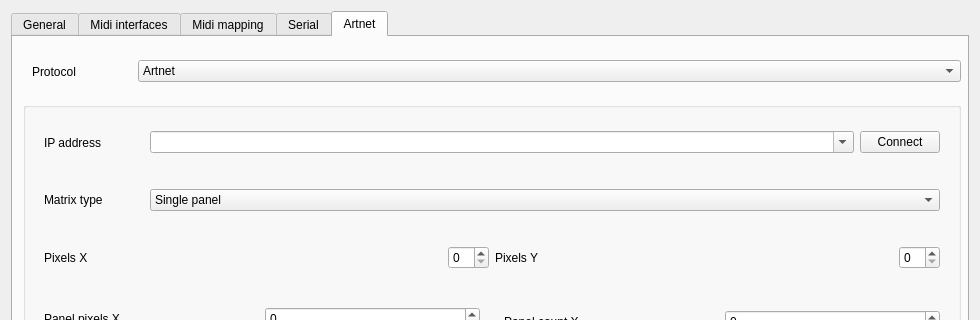
Qt form Ui/configdialog.ui (da1l6/minotor) before a commit; both pictures show x 0 to 980 and y 0 to 320 of the 980 by 680 pixel window.
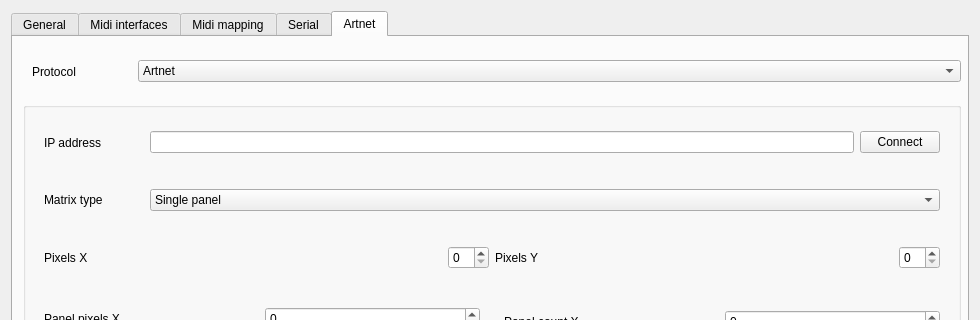
The same form after that commit.

Commit message: add artnet support

```diff
--- a/Ui/configdialog.ui
+++ b/Ui/configdialog.ui
@@ -867,17 +867,7 @@
               </widget>
              </item>
              <item>
-              <widget class="QComboBox" name="cbArtnet">
-               <property name="sizePolicy">
-                <sizepolicy hsizetype="MinimumExpanding" vsizetype="Fixed">
-                 <horstretch>0</horstretch>
-                 <verstretch>0</verstretch>
-                </sizepolicy>
-               </property>
-               <property name="editable">
-                <bool>true</bool>
-               </property>
-              </widget>
+              <widget class="QLineEdit" name="leArtnet"/>
              </item>
              <item>
               <widget class="QPushButton" name="pbArtnet">
```
The commit also changes 19 other files.
